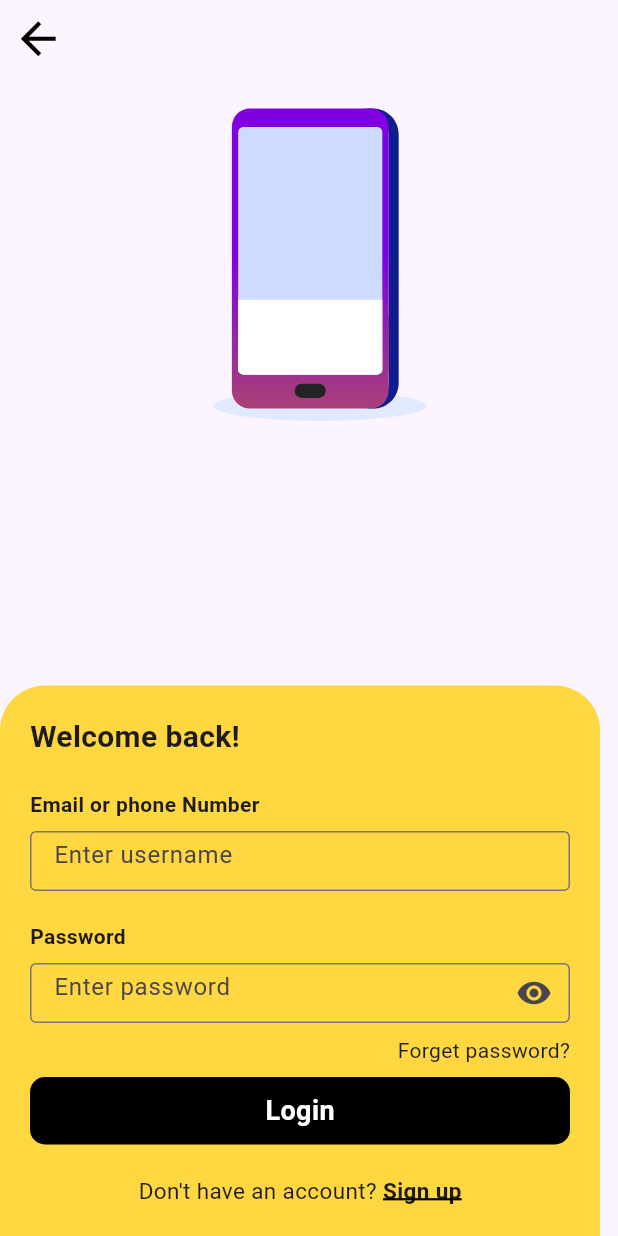
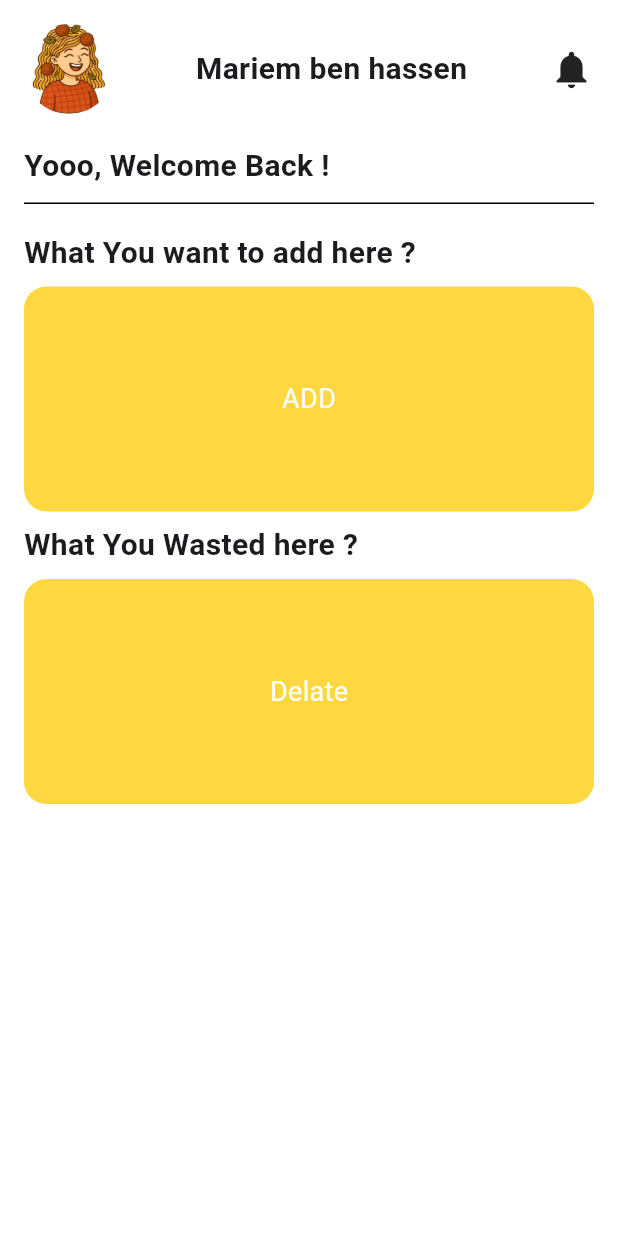
Before and after one commit to mohamedamine-code/Hak4food, a Flutter app: the SignIn screen opened directly, after a tap on "Login", on a phone screen of 412 x 824 dp. Run offline on Flutter 3.47's test engine with Material 3 defaults, Android fonts, the phone set to English and light mode, and no system bars; our stand-ins replace lottie; missing offline and left inert: json5.

Commit message:
commit-3

```diff
--- /dev/null
+++ b/lib/pages/DashBored.dart
@@ -0,0 +1,104 @@
+import 'package:flutter/material.dart';
+
+class DashBored extends StatelessWidget {
+  const DashBored({super.key});
+
+  @override
+  Widget build(BuildContext context) {
+    return Scaffold(
+      backgroundColor: Colors.white,
+      body: SafeArea(
+        child: Padding(
+          padding: const EdgeInsets.all(16.0),
+          child: Column(
+            children: [
+              // Top Bar
+              Row(
+                mainAxisAlignment: MainAxisAlignment.spaceBetween,
+                children: [
+                  ClipOval(
+                    child: Image.asset(
+                      'assets/img/490992577_2871965086314499_2194519874927247216_n.png',
+                      width: 60,
+                      height: 60,
+                      fit: BoxFit.cover,
+                    ),
+                  ),
+                  Text(
+                    'Mariem ben hassen',
+                    style: TextStyle(fontSize: 20, fontWeight: FontWeight.bold),
+                  ),
+                  Icon(Icons.notifications, size: 30),
+                ],
+              ),
+              const SizedBox(height: 20),
+
+              // Welcome Text
+              Align(
+                alignment: Alignment.topLeft,
+                child: Text(
+                  'Yooo, Welcome Back !',
+                  style: TextStyle(fontSize: 20, fontWeight: FontWeight.bold),
+                ),
+              ),
+              Container(
+                margin: EdgeInsets.symmetric(vertical: 10),
+                height: 1,
+                color: Colors.black,
+              ),
+
+              // Orange Container Card
+              Padding(
+                padding: const EdgeInsets.symmetric(vertical: 8.0),
+                child: Align(
+                  alignment: Alignment.topLeft,
+                  child: Text(
+                    'What You want to add here ?',
+                    style: TextStyle(fontSize: 20, fontWeight: FontWeight.bold),
+                  ),
+                ),
+              ),
+              Container(
+                height: 150,
+                width: double.infinity,
+                decoration: BoxDecoration(
+                  color: Colors.amberAccent,
+                  borderRadius: BorderRadius.circular(15),
+                ),
+                alignment: Alignment.center,
+                child: Text(
+                  'ADD',
+                  style: TextStyle(color: Colors.white, fontSize: 18),
+                ),
+              ),
+
+              Padding(
+                padding: const EdgeInsets.symmetric(vertical: 8.0),
+                child: Align(
+                  alignment: Alignment.topLeft,
+                  child: Text(
+                    'What You Wasted here ?',
+                    style: TextStyle(fontSize: 20, fontWeight: FontWeight.bold),
+                  ),
+                ),
+              ),
+              Container(
+                height: 150,
+                width: double.infinity,
+                decoration: BoxDecoration(
+                  color: Colors.amberAccent,
+                  borderRadius: BorderRadius.circular(15),
+                ),
+                alignment: Alignment.center,
+                child: Text(
+                  'Delate',
+                  style: TextStyle(color: Colors.white, fontSize: 18),
+                ),
+              ),
+            ],
+          ),
+        ),
+      ),
+    );
+  }
+}
--- a/lib/pages/SginUp.dart
+++ b/lib/pages/SginUp.dart
@@ -18,16 +18,43 @@ class SginUp extends StatelessWidget {
       // ),
       body: SafeArea(
         child: Center(
-          child: Stack(
-            children: [
-
-              // SizedBox(
-              //   height: 10,
-              // ),
-               // Instead of Expanded for spacing
-              Positioned(
-                bottom: 0,
-                child: Column(
+          child: SingleChildScrollView(
+            child: Column(
+              mainAxisSize: MainAxisSize.max,
+              children: [
+                Stack(
+                  children: [
+                    Align(
+                      alignment: Alignment.topLeft,
+                      child: IconButton(
+                        onPressed: () {
+                          Navigator.push(
+                            context,
+                            MaterialPageRoute(builder: (context) => fisrt_page()),
+                          );
+                        },
+                        icon: Icon(Icons.arrow_back, size: 35, color: Colors.black),
+                      ),
+                    ),
+                    Align(
+                      alignment: Alignment.center,
+                      child: Container(
+                        // color: Colors.red,
+                        width: 150,
+                        height: 100,
+                        child: Lottie.asset(
+                          fit: BoxFit.cover,
+                          'assets/animation/animation07.json',
+                          repeat: false,
+                          // height: 300,
+                          // width: 300,
+                        ),
+                      ),
+                    ),
+                  ],
+                ),
+                SizedBox(height: 163),
+                Column(
                   children: [
                     Container(
                       width: 400,
@@ -187,27 +214,8 @@ class SginUp extends StatelessWidget {
                     ),
                   ],
                 ),
-              ),
-              Align(
-                alignment: Alignment.topCenter,
-                child: Container(
-                  // color: Colors.red,
-                  width: 150,
-                  height: 100,
-                  child: Lottie.asset(
-                    fit: BoxFit.cover,
-                    'assets/animation/animation07.json',
-                    repeat: true,
-                    // height: 300,
-                    // width: 300,
-                  ),
-                ),
-              ),
-              IconButton(onPressed: (){
-          Navigator.push(context, MaterialPageRoute(builder: (context)=>fisrt_page()));
-        }, icon: Icon(Icons.arrow_back,size: 35,color: Colors.black,)),
-
-            ],
+              ],
+            ),
           ),
         ),
       ),
--- a/lib/pages/SignIn.dart
+++ b/lib/pages/SignIn.dart
@@ -1,4 +1,5 @@
 import 'package:flutter/material.dart';
+import 'package:haack4food/pages/DashBored.dart' show DashBored;
 import 'package:haack4food/pages/SginUp.dart';
 import 'package:haack4food/pages/fisrt_page.dart';
 import 'package:lottie/lottie.dart';
@@ -27,14 +28,35 @@ class SignIn extends StatelessWidget {
       body: SafeArea(
         // appBar:
         child: Center(
-          child: Stack(
+          child: SingleChildScrollView(
+            child: Column(
               children: [
-
-
+                Stack(
+                  children: [
+                    Align(
+                  alignment: Alignment.topCenter,
+                  child: Lottie.asset(
+                    'assets/animation/animation.json',
+                    repeat: false,
+                    height: 340,
+                  ),
+                ),
+                IconButton(
+                  onPressed: () {
+                    Navigator.push(
+                      context,
+                      MaterialPageRoute(builder: (context) => SginUp()),
+                    );
+                  },
+                  icon: Icon(Icons.arrow_back, size: 35, color: Colors.black),
+                ),
+                  ],
+                ),
                 // Instead of Expanded for spacing
-              Positioned(
-                bottom: 0,
-                child: Column(
+                SizedBox(
+                  height: 43,
+                ),
+                Column(
                   children: [
                     Container(
                       width: 400,
@@ -94,7 +116,9 @@ class SignIn extends StatelessWidget {
                               ),
                             ),
                             Padding(
-                              padding: const EdgeInsets.symmetric(vertical: 8.0),
+                              padding: const EdgeInsets.symmetric(
+                                vertical: 8.0,
+                              ),
                               child: Align(
                                 alignment: Alignment.topRight,
                                 child: Text('Forget password?'),
@@ -108,6 +132,10 @@ class SignIn extends StatelessWidget {
                                   borderRadius: BorderRadius.circular(10),
                                   color: Colors.black,
                                 ),
+                                child: GestureDetector(
+                                  onTap: (){
+                                    Navigator.push(context, MaterialPageRoute(builder: (context)=>DashBored()));
+                                  },
                                   child: Center(
                                     child: Text(
                                       'Login',
@@ -120,6 +148,7 @@ class SignIn extends StatelessWidget {
                                   ),
                                 ),
                               ),
+                            ),
 
                             Padding(
                               padding: const EdgeInsets.all(20),
@@ -127,7 +156,9 @@ class SignIn extends StatelessWidget {
                                 onTap: () {
                                   Navigator.push(
                                     context,
-                                    MaterialPageRoute(builder: (context) => SginUp()),
+                                    MaterialPageRoute(
+                                      builder: (context) => SginUp(),
+                                    ),
                                   );
                                 },
                                 child: Center(
@@ -141,7 +172,8 @@ class SignIn extends StatelessWidget {
                                         TextSpan(
                                           text: 'Sign up',
                                           style: TextStyle(
-                                            decoration: TextDecoration.underline,
+                                            decoration:
+                                                TextDecoration.underline,
                                             fontSize: 15,
                                             decorationColor: Colors.black,
                                             decorationThickness: 2.0,
@@ -160,25 +192,8 @@ class SignIn extends StatelessWidget {
                     ),
                   ],
                 ),
+              ],
             ),
-                Align(
-                  alignment: Alignment.topCenter,
-                  child: Lottie.asset(
-                  'assets/animation/animation.json',
-                  repeat: false,
-                  height: 340,
-                                ),
-                ),
-                 IconButton(
-          onPressed: () {
-            Navigator.push(
-              context,
-              MaterialPageRoute(builder: (context) => fisrt_page()),
-            );
-          },
-          icon: Icon(Icons.arrow_back, size: 35,color: Colors.black,),
-        ),
-            ],
           ),
         ),
       ),
```
Also changed, not shown: assets/img/487729574_1820948152077253_225265066240318165_n.png (added), assets/img/490980695_589562253394860_2225510278608128587_n.png (added), assets/img/490983056_2134048927036461_9212629455731167729_n.png (added), assets/img/490992577_2871965086314499_2194519874927247216_n.png (added). Lines whose indentation alone changed are shown as unchanged.
